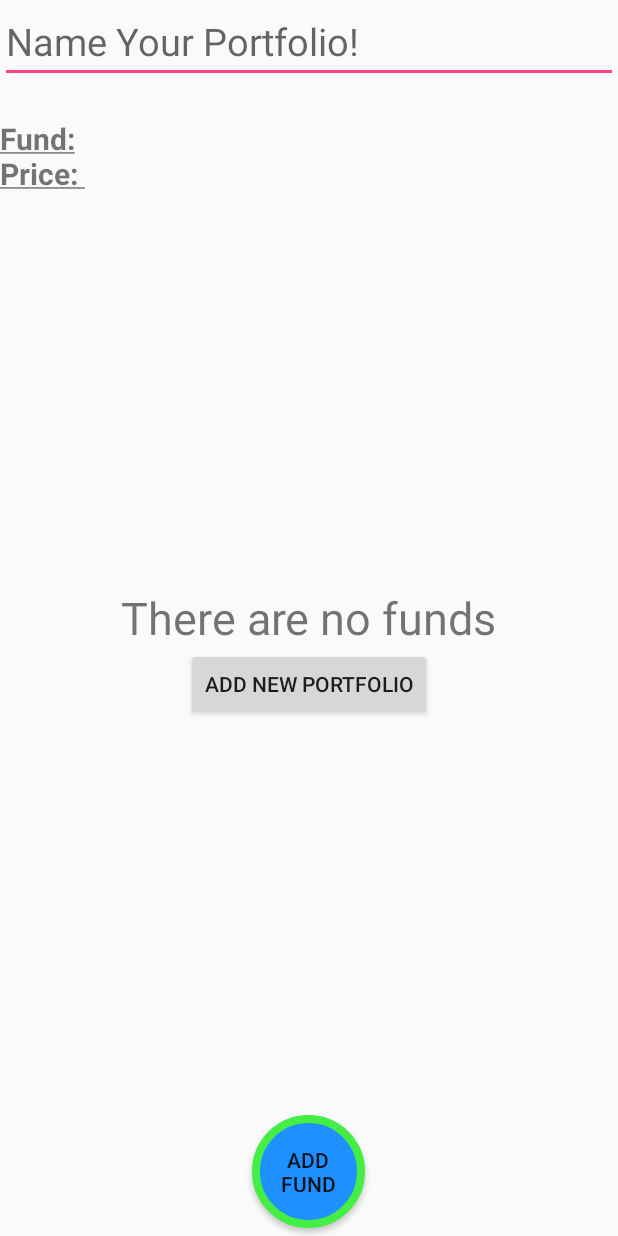
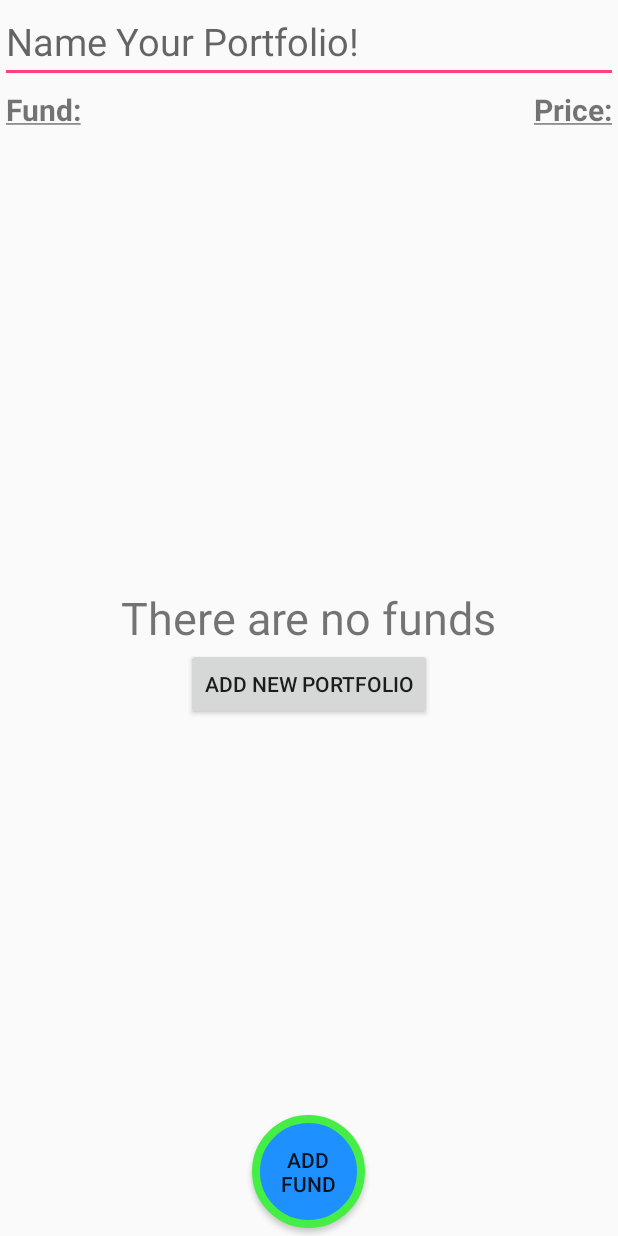
Before and after one commit to Fund-nominal/FundNominal, an Android app: the layout fragment_fund_list.xml on its own in the app's theme, with its tools: preview values and no code run, on a phone screen of 412 x 824 dp. Run offline under Robolectric (Android 15) with nearby library versions, the phone set to English and light mode, and no system bars.

Commit message:
Updated Search Feature and Added Prices

```diff
--- a/app/src/main/res/layout/fragment_fund_list.xml
+++ b/app/src/main/res/layout/fragment_fund_list.xml
@@ -12,11 +12,25 @@
         android:hint="@string/portfolio_title_hint"/>
 
     <TextView
-        android:id="@+id/portfolio_text_view"
-        android:layout_width="match_parent"
+        android:id="@+id/portfolio_fund_text_view"
+        android:layout_width="wrap_content"
         android:layout_height="wrap_content"
+        android:layout_alignParentLeft="true"
+        android:layout_alignParentStart="true"
         android:textSize="20sp"
-        android:text="@string/portfolio_text"
+        android:layout_margin="4dp"
+        android:text="@string/portfolio_fund_text"
+        android:layout_below="@+id/portfolio_edit_text"/>
+
+    <TextView
+        android:id="@+id/portfolio_price_text_view"
+        android:layout_width="wrap_content"
+        android:layout_height="wrap_content"
+        android:layout_alignParentRight="true"
+        android:layout_alignParentEnd="true"
+        android:textSize="20sp"
+        android:layout_margin="4dp"
+        android:text="@string/portfolio_price_text"
         android:layout_below="@+id/portfolio_edit_text"/>
 
     <android.support.v7.widget.RecyclerView
@@ -24,7 +38,7 @@
                   android:orientation="vertical"
                   android:layout_width="match_parent"
                   android:layout_height="match_parent"
-                  android:layout_below="@+id/portfolio_text_view">
+                  android:layout_below="@+id/portfolio_fund_text_view">
     </android.support.v7.widget.RecyclerView>
 
     <RelativeLayout
--- a/app/src/main/res/layout/list_item_fund.xml
+++ b/app/src/main/res/layout/list_item_fund.xml
@@ -16,7 +16,6 @@
         android:layout_width="wrap_content"
         android:layout_height="wrap_content"
         android:layout_toLeftOf="@id/list_item_fund_delete_button"
-        android:text="100$"
         android:layout_marginRight="4dp"
         android:textSize="35sp" />
 
--- a/app/src/main/res/values/strings.xml
+++ b/app/src/main/res/values/strings.xml
@@ -6,10 +6,8 @@
     <string name="query_title_hint">Enter stock name or ticker symbol</string>
     <string name="portfolio_title_hint">Name Your Portfolio!</string>
     <string name="new_portfolio">Add New Portfolio</string>
-    <string name="portfolio_text">
-        <u><b>Fund:\t\t\t\t\t\t\t\t\t\t\t\t\t\t\t\t\t\t\t\t\t\t\t\t\t\t\t\t\t\t\t\t\t\tPrice:
-        </b></u>
-    </string>
+    <string name="portfolio_fund_text"><u><b>Fund:</b></u></string>
+    <string name="portfolio_price_text"><u><b>Price:</b></u></string>
     <string name="overweight">Overweight</string>
     <string name="underweight">Underweight</string>
     <string name="normal">Normal</string>
```
Also changed, not shown: app/src/main/java/gac/coolteamname/fundnominal/FundListFragment.java (+23 -16 lines), app/src/main/java/gac/coolteamname/fundnominal/StockQueryFragment.java (+7 -6 lines).
